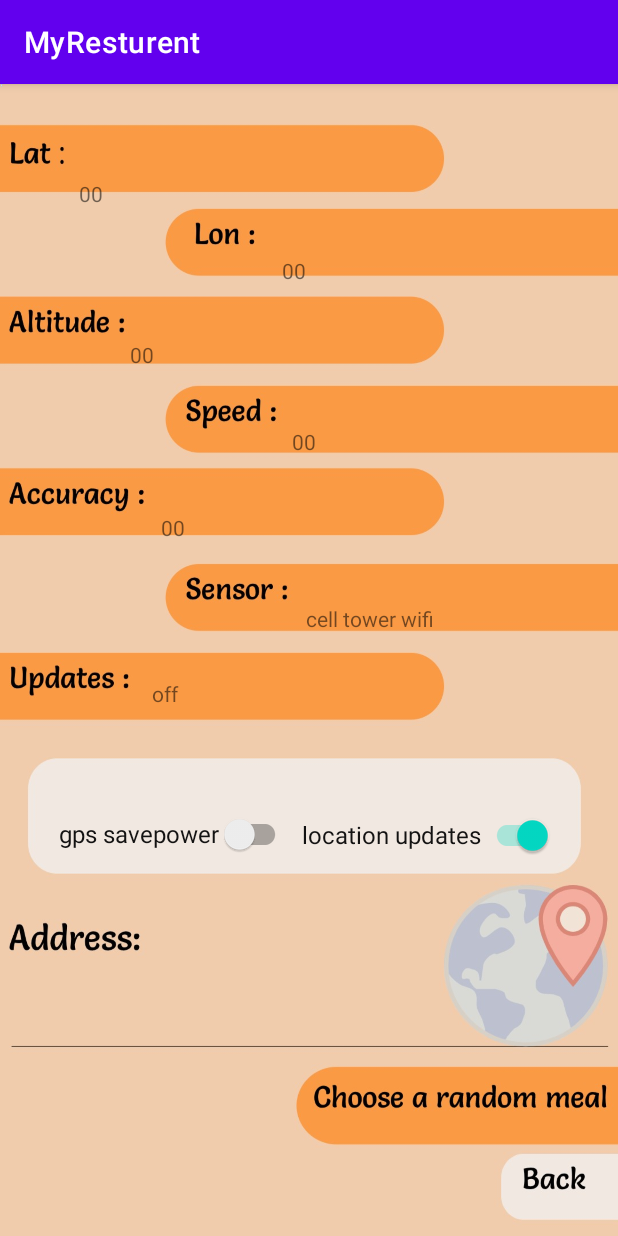
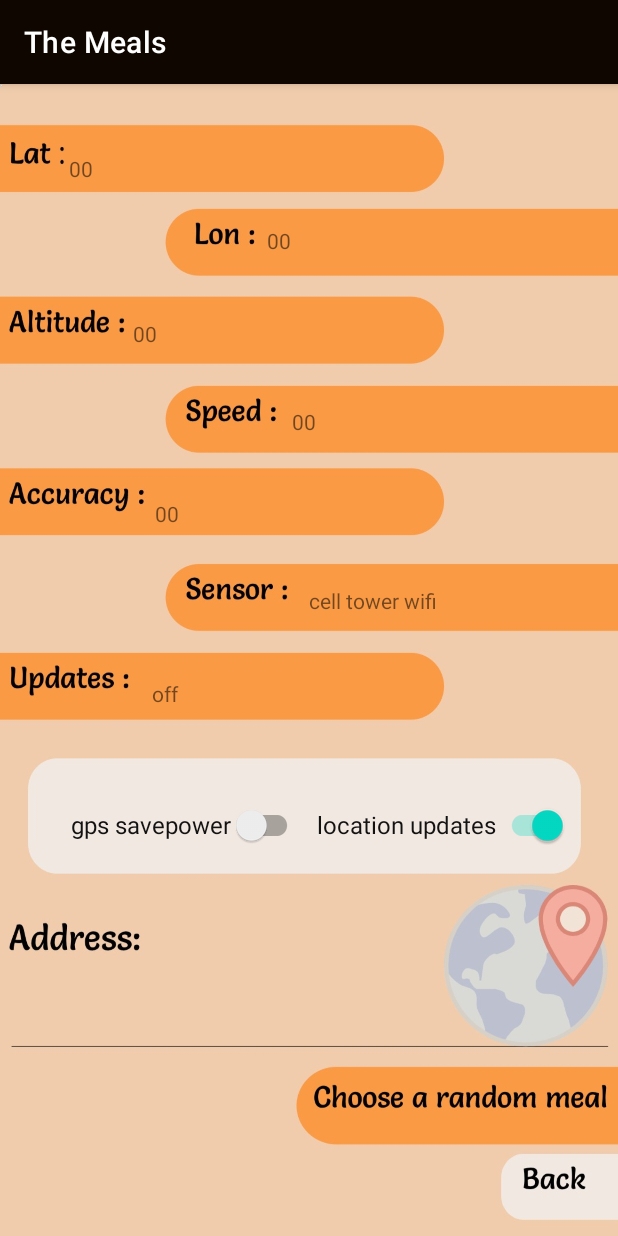
Before and after one commit to eman-qadi/MyResturent, an Android app: the FindLocation screen opened directly, with no data from a screen before it, on a phone screen of 412 x 824 dp. Run offline under Robolectric (Android 15) with nearby library versions, the phone set to English and light mode, and no system bars; network calls fail; Roboto replaces fonts that are not available here.

Commit message:
final work team 17-1-2021

```diff
--- a/app/src/main/res/layout/activity_main3.xml
+++ b/app/src/main/res/layout/activity_main3.xml
@@ -98,11 +98,12 @@
 
     <TextView
         android:id="@+id/titletxt"
-        android:layout_width="182dp"
-        android:layout_height="55dp"
+        android:layout_width="243dp"
+        android:layout_height="60dp"
         android:fontFamily="@font/salsa"
         android:gravity="center_horizontal"
         android:textAlignment="center"
+        android:textColor="#FFFFFF"
         android:textSize="24sp"
         android:textStyle="bold"
         app:layout_constraintBottom_toBottomOf="parent"
@@ -110,6 +111,6 @@
         app:layout_constraintHorizontal_bias="0.497"
         app:layout_constraintStart_toStartOf="parent"
         app:layout_constraintTop_toTopOf="parent"
-        app:layout_constraintVertical_bias="0.053" />
+        app:layout_constraintVertical_bias="0.044" />
 
 </androidx.constraintlayout.widget.ConstraintLayout>
--- a/app/src/main/res/layout/activity_main4.xml
+++ b/app/src/main/res/layout/activity_main4.xml
@@ -103,7 +103,7 @@
         android:fontFamily="@font/salsa"
         android:gravity="center_horizontal"
         android:textAlignment="center"
-        android:textColor="#F2F2F2"
+        android:textColor="#FFFFFF"
         android:textSize="24sp"
         android:textStyle="bold"
         app:layout_constraintBottom_toBottomOf="parent"
--- a/app/src/main/res/layout/location_acrivity.xml
+++ b/app/src/main/res/layout/location_acrivity.xml
@@ -17,9 +17,9 @@
         android:layout_alignParentStart="true"
         android:layout_alignParentLeft="true"
         android:layout_alignParentBottom="true"
-        android:layout_marginStart="201dp"
-        android:layout_marginLeft="201dp"
-        android:layout_marginBottom="63dp"
+        android:layout_marginStart="206dp"
+        android:layout_marginLeft="206dp"
+        android:layout_marginBottom="62dp"
         android:onClick="random_Meal"
         app:backgroundTint="#03FFFFFF" />
 
@@ -33,7 +33,7 @@
         android:layout_marginTop="5dp"
         android:layout_marginEnd="15dp"
         android:layout_marginRight="15dp"
-        android:layout_marginBottom="506dp"
+        android:layout_marginBottom="519dp"
         android:text="00" />
 
     <TextView
@@ -44,9 +44,9 @@
         android:layout_alignParentRight="true"
         android:layout_alignParentBottom="true"
         android:layout_marginTop="10dp"
-        android:layout_marginEnd="155dp"
-        android:layout_marginRight="155dp"
-        android:layout_marginBottom="667dp"
+        android:layout_marginEnd="162dp"
+        android:layout_marginRight="162dp"
+        android:layout_marginBottom="684dp"
         android:text="00" />
 
     <TextView
@@ -57,9 +57,9 @@
         android:layout_alignParentRight="true"
         android:layout_alignParentBottom="true"
         android:layout_marginTop="6dp"
-        android:layout_marginEnd="4dp"
-        android:layout_marginRight="4dp"
-        android:layout_marginBottom="610dp"
+        android:layout_marginEnd="14dp"
+        android:layout_marginRight="14dp"
+        android:layout_marginBottom="630dp"
         android:text="00" />
 
     <TextView
@@ -70,9 +70,9 @@
         android:layout_alignParentRight="true"
         android:layout_alignParentBottom="true"
         android:layout_marginTop="5dp"
-        android:layout_marginEnd="137dp"
-        android:layout_marginRight="137dp"
-        android:layout_marginBottom="557dp"
+        android:layout_marginEnd="135dp"
+        android:layout_marginRight="135dp"
+        android:layout_marginBottom="571dp"
         android:text="00" />
 
     <TextView
@@ -83,9 +83,9 @@
         android:layout_alignParentRight="true"
         android:layout_alignParentBottom="true"
         android:layout_marginTop="5dp"
-        android:layout_marginEnd="105dp"
-        android:layout_marginRight="105dp"
-        android:layout_marginBottom="446dp"
+        android:layout_marginEnd="109dp"
+        android:layout_marginRight="109dp"
+        android:layout_marginBottom="455dp"
         android:text="00" />
 
     <TextView
@@ -96,9 +96,9 @@
         android:layout_alignParentRight="true"
         android:layout_alignParentBottom="true"
         android:layout_marginTop="5dp"
-        android:layout_marginEnd="32dp"
-        android:layout_marginRight="32dp"
-        android:layout_marginBottom="389dp"
+        android:layout_marginEnd="30dp"
+        android:layout_marginRight="30dp"
+        android:layout_marginBottom="401dp"
         android:text="cell tower wifi" />
 
     <TextView
@@ -121,9 +121,9 @@
         android:layout_alignParentEnd="true"
         android:layout_alignParentRight="true"
         android:layout_alignParentBottom="true"
-        android:layout_marginEnd="2dp"
-        android:layout_marginRight="2dp"
-        android:layout_marginBottom="103dp" />
+        android:layout_marginEnd="3dp"
+        android:layout_marginRight="3dp"
+        android:layout_marginBottom="96dp" />
 
     <androidx.appcompat.widget.SwitchCompat
         android:id="@+id/sw_locationsupdates"
@@ -133,9 +133,9 @@
         android:layout_alignParentRight="true"
         android:layout_alignParentBottom="true"
         android:layout_marginTop="5dp"
-        android:layout_marginEnd="43dp"
-        android:layout_marginRight="43dp"
-        android:layout_marginBottom="243dp"
+        android:layout_marginEnd="33dp"
+        android:layout_marginRight="33dp"
+        android:layout_marginBottom="250dp"
         android:checked="true"
         android:fontFamily="@font/salsa"
         android:onClick="sw_updates_onclick"
@@ -151,9 +151,9 @@
         android:layout_alignParentRight="true"
         android:layout_alignParentBottom="true"
         android:layout_marginTop="5dp"
-        android:layout_marginEnd="218dp"
-        android:layout_marginRight="218dp"
-        android:layout_marginBottom="244dp"
+        android:layout_marginEnd="210dp"
+        android:layout_marginRight="210dp"
+        android:layout_marginBottom="250dp"
         android:fontFamily="@font/salsa"
         android:onClick="gps_onClick"
         android:text="gps savepower"
--- a/app/src/main/res/values/colors.xml
+++ b/app/src/main/res/values/colors.xml
@@ -1,8 +1,8 @@
 <?xml version="1.0" encoding="utf-8"?>
 <resources>
     <color name="purple_200">#FFBB86FC</color>
-    <color name="purple_500">#FF6200EE</color>
-    <color name="purple_700">#FF3700B3</color>
+    <color name="purple_500">#100600</color>
+    <color name="purple_700">#000000</color>
     <color name="teal_200">#FF03DAC5</color>
     <color name="teal_700">#FF018786</color>
     <color name="black">#FF000000</color>
--- a/app/src/main/res/values/strings.xml
+++ b/app/src/main/res/values/strings.xml
@@ -1,3 +1,3 @@
 <resources>
-    <string name="app_name">MyResturent</string>
+    <string name="app_name">The Meals</string>
 </resources>
```
